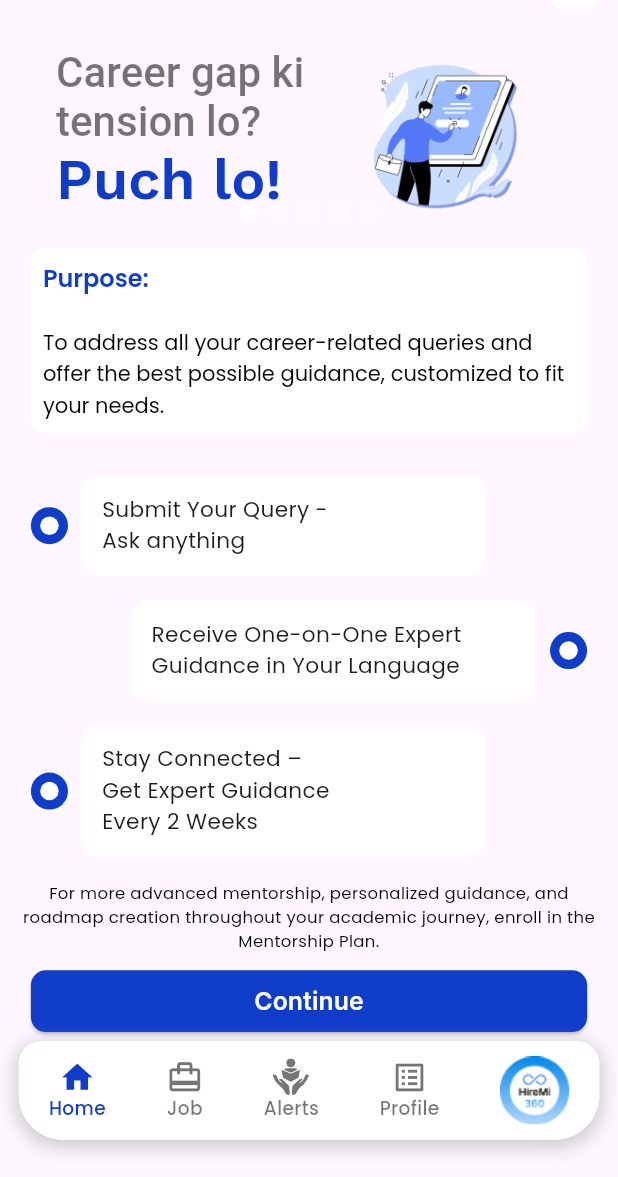
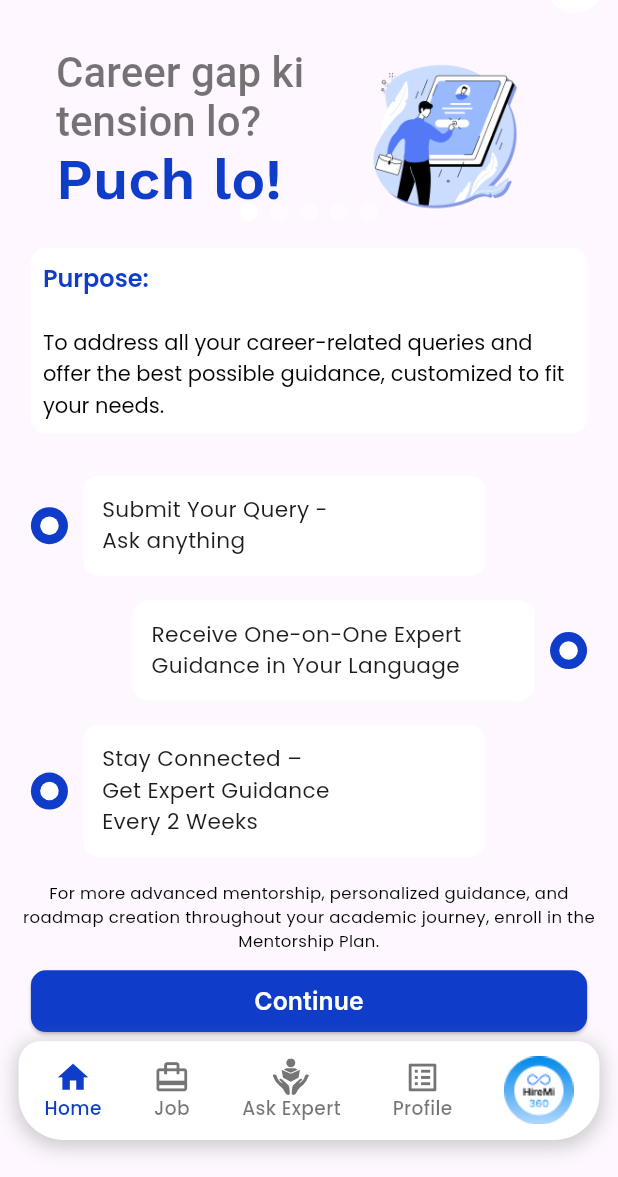
Before and after one commit to Hrutik13/HireMi-pages, a Flutter app: the screen it shows after launch, item 3 of the bottom bar chosen, on a phone screen of 412 x 824 dp, the part 59-1236 px from its top. Run offline on Flutter 3.47's test engine with Material 3 defaults, Android fonts, the phone set to English and light mode, and no system bars; drawn by our look-alikes of flutter_carousel_widget; our stand-ins replace dashed_circular_progress_bar, flutter_svg, google_fonts.

Commit message:
ask expert added

```diff
--- a/hiremi_dashboard/lib/screens/ask_expert.dart
+++ b/hiremi_dashboard/lib/screens/ask_expert.dart
@@ -20,7 +20,7 @@ class AskExpertPage extends StatelessWidget {
       Container(
         child: Column(
           children: [
-            SizedBox(height: 15,),
+            const SizedBox(height: 15,),
             FlutterCarousel(
               options: FlutterCarouselOptions(
                  height: MediaQuery.of(context).size.height * 0.15,
@@ -28,7 +28,7 @@ class AskExpertPage extends StatelessWidget {
                 enableInfiniteScroll: true,
                 enlargeCenterPage: true,
                 autoPlay: true,
-                autoPlayInterval: Duration(seconds: 3),
+                autoPlayInterval: const Duration(seconds: 3),
                 // scrollPhysics: BouncingScrollPhysics(),
               ),
               items: [
@@ -62,7 +62,7 @@ class AskExpertPage extends StatelessWidget {
                 ),
               ],
             ),
-            SizedBox(height: 10,),
+            const SizedBox(height: 10,),
             Expanded(
               child: SingleChildScrollView(
                 child: Column(
@@ -102,16 +102,16 @@ class AskExpertPage extends StatelessWidget {
                           ),
                         )
                       ),
-                    SizedBox(height: 20,),
-                    CustomCard(
+                    const SizedBox(height: 20,),
+                    const CustomCard(
                       title: "Submit Your Query -\nAsk anything",
                       isSender: false,
                     ),
-                    CustomCard(
+                    const CustomCard(
                       title: "Receive One-on-One Expert \nGuidance in Your Language",
                       isSender: true,
                     ),
-                    CustomCard(
+                    const CustomCard(
                       title: "Stay Connected –\nGet Expert Guidance \nEvery 2 Weeks",
                       isSender: false,
                     ),
@@ -134,10 +134,7 @@ class AskExpertPage extends StatelessWidget {
                     ),
 
                     ElevatedButton(
-                      onPressed: () {
-                        // Add your verification logic here
-                        Navigator.of(context).pop(); // Close the popup
-                      },
+                      onPressed: () {},
                       style: ElevatedButton.styleFrom(
                         minimumSize:  Size(
                             MediaQuery.of(context).size.width * 0.9,
--- a/hiremi_dashboard/lib/screens/contact_us.dart
+++ b/hiremi_dashboard/lib/screens/contact_us.dart
@@ -22,7 +22,7 @@ class ContactUs extends StatelessWidget {
               // Top Image Section
               Center(
                 child: Image.asset(
-                  'assets/images/Contact us.png', // Replace with your asset or network image
+                  'assets/images/Contact us.png',
                   height: 250,
                 ),
               ),
--- a/hiremi_dashboard/lib/widgets/app_drawer.dart
+++ b/hiremi_dashboard/lib/widgets/app_drawer.dart
@@ -14,7 +14,7 @@ class AppDrawer extends StatefulWidget {
 }
 
 class _AppDrawerState extends State<AppDrawer> {
-  final ValueNotifier<double> _valueNotifier = ValueNotifier<double>(71.34); // Example progress value
+  final ValueNotifier<double> _valueNotifier = ValueNotifier<double>(71.34);
   int _selectedIndex = -1; // To track the selected tile index
 
   @override
@@ -167,7 +167,7 @@ class _AppDrawerState extends State<AppDrawer> {
                             ],
                           ),
                           SizedBox(height:MediaQuery.of(context).size.height * 0.015),
-                          // Description text
+
                           Text(
                             'Verify your profile to unlock premium features and lifetime benefits.',
                             style: GoogleFonts.poppins(
--- a/hiremi_dashboard/lib/widgets/ask_expert_chat_structureWidget.dart
+++ b/hiremi_dashboard/lib/widgets/ask_expert_chat_structureWidget.dart
@@ -33,9 +33,9 @@ class CustomCard extends StatelessWidget {
               Container(
                 width: screenWidth * 0.06, // Dynamic width for the outer circle
                 height: screenWidth * 0.06, // Dynamic height for the outer circle
-                decoration: BoxDecoration(
+                decoration: const BoxDecoration(
                   shape: BoxShape.circle,
-                  color: const Color(0xFF0F3CC9),
+                  color: Color(0xFF0F3CC9),
                 ),
                 child: Center(
                   child: Container(
@@ -48,15 +48,15 @@ class CustomCard extends StatelessWidget {
                   ),
                 ),
               ),
-              SizedBox(width: screenWidth * 0.025), // Dynamic spacing between the circle and text container
+              SizedBox(width: screenWidth * 0.025),
             ],
             // Text container with dynamic width
             Container(
-              width: screenWidth * 0.65, // Dynamic width for the text container
+              width: screenWidth * 0.65,
               padding: EdgeInsets.symmetric(
                 horizontal: screenWidth * 0.03,
                 vertical: screenHeight * 0.015,
-              ), // Dynamic padding
+              ),
               decoration: BoxDecoration(
                 color: Colors.white,
                 borderRadius: BorderRadius.circular(10),
@@ -64,7 +64,7 @@ class CustomCard extends StatelessWidget {
               child: Text(
                 title,
                 style: GoogleFonts.poppins(
-                  fontSize: screenWidth * 0.035, // Dynamic font size
+                  fontSize: screenWidth * 0.035,
                   fontWeight: FontWeight.w400,
                 ),
               ),
@@ -73,16 +73,16 @@ class CustomCard extends StatelessWidget {
               SizedBox(width: screenWidth * 0.025), // Dynamic spacing between the text container and circle
               // Add radio button-like design for the sender
               Container(
-                width: screenWidth * 0.06, // Dynamic width for the outer circle
-                height: screenWidth * 0.06, // Dynamic height for the outer circle
-                decoration: BoxDecoration(
+                width: screenWidth * 0.06,
+                height: screenWidth * 0.06,
+                decoration: const BoxDecoration(
                   shape: BoxShape.circle,
-                  color: const Color(0xFF0F3CC9),
+                  color: Color(0xFF0F3CC9),
                 ),
                 child: Center(
                   child: Container(
-                    width: screenWidth * 0.03, // Dynamic width for the inner circle
-                    height: screenWidth * 0.03, // Dynamic height for the inner circle
+                    width: screenWidth * 0.03,
+                    height: screenWidth * 0.03,
                     decoration: const BoxDecoration(
                       shape: BoxShape.circle,
                       color: Colors.white,
--- a/hiremi_dashboard/lib/widgets/custome_BottomBar.dart
+++ b/hiremi_dashboard/lib/widgets/custome_BottomBar.dart
@@ -70,8 +70,8 @@ class _CustomBottomBarState extends State<CustomBottomBar> {
             ),
             _buildBottomBarItem(
               context: context,
-              svgAsset: "assets/icons/ask_expert.svg", // Add the SVG asset path here
-              title: "Alerts",
+              svgAsset: "assets/icons/ask_expert.svg",
+              title: "Ask Expert",
               index: 2,
               onTap: () {
                 Navigator.push(context, MaterialPageRoute(builder: (context) => const AskExpertPage(),));
@@ -94,7 +94,7 @@ class _CustomBottomBarState extends State<CustomBottomBar> {
             GestureDetector(
               onTap: () {
                 setState(() {
-                  // Optionally, you can handle a specific action for this item
+
                 });
               },
               child: Image.asset(
@@ -109,7 +109,7 @@ class _CustomBottomBarState extends State<CustomBottomBar> {
     );
   }
 
-  // Updated _buildBottomBarItem to handle icon, SVG (with color), and image
+
   Widget _buildBottomBarItem({
     required BuildContext context,
     IconData? icon,
@@ -130,7 +130,7 @@ class _CustomBottomBarState extends State<CustomBottomBar> {
             SvgPicture.asset(
               svgAsset,
               height: MediaQuery.of(context).size.height * 0.03,
-              color: isSelected ? const Color(0xFF0F3CC9) : Colors.black54, // Use blue for selected, grey for unselected
+              color: isSelected ? const Color(0xFF0F3CC9) : Colors.black54,
             )
           else if (icon != null) // Fallback to Icon if no SVG or Image
             Icon(
--- a/hiremi_dashboard/lib/widgets/popup_msg.dart
+++ b/hiremi_dashboard/lib/widgets/popup_msg.dart
@@ -43,7 +43,7 @@ void showCustomPopup(BuildContext context) {
                 SizedBox(height:  MediaQuery.of(context).size.width * 0.02),
                 // Image/Illustration
                 Image.asset(
-                  'assets/images/pana.png', // Replace with your asset
+                  'assets/images/pana.png',
                   height: MediaQuery.of(context).size.height * 0.1,
                 ),
                 SizedBox(height:  MediaQuery.of(context).size.width * 0.03),
@@ -140,7 +140,7 @@ void showCustomPopup(BuildContext context) {
                 // "Verify & Unlock Now" Button
                 ElevatedButton(
                   onPressed: () {
-                    // Add your verification logic here
+
                     Navigator.of(context).pop(); // Close the popup
                   },
                   style: ElevatedButton.styleFrom(
--- a/hiremi_dashboard/lib/widgets/slider_widget.dart
+++ b/hiremi_dashboard/lib/widgets/slider_widget.dart
@@ -19,9 +19,9 @@ class SliderWidget extends StatelessWidget {
             indicatorRadius: 4,
             itemSpacing: 10,
           )
-        ), // Style of the indicator
+        ),
         autoPlay: true, // Enable auto play
-        enlargeCenterPage: true, // Enlarge the center page
+        enlargeCenterPage: true,
         floatingIndicator: false,
         viewportFraction: 1,
 
@@ -36,7 +36,7 @@ class SliderWidget extends StatelessWidget {
                 margin:  EdgeInsets.symmetric( horizontal: MediaQuery.of(context).size.width * 0.01, ),
                 decoration: BoxDecoration(
                   borderRadius: BorderRadius.circular(10),
-                  color: Colors.white, // You can change the background color
+                  color: Colors.white,
                 ),
                 child: Center(
                   child: Row(
```
